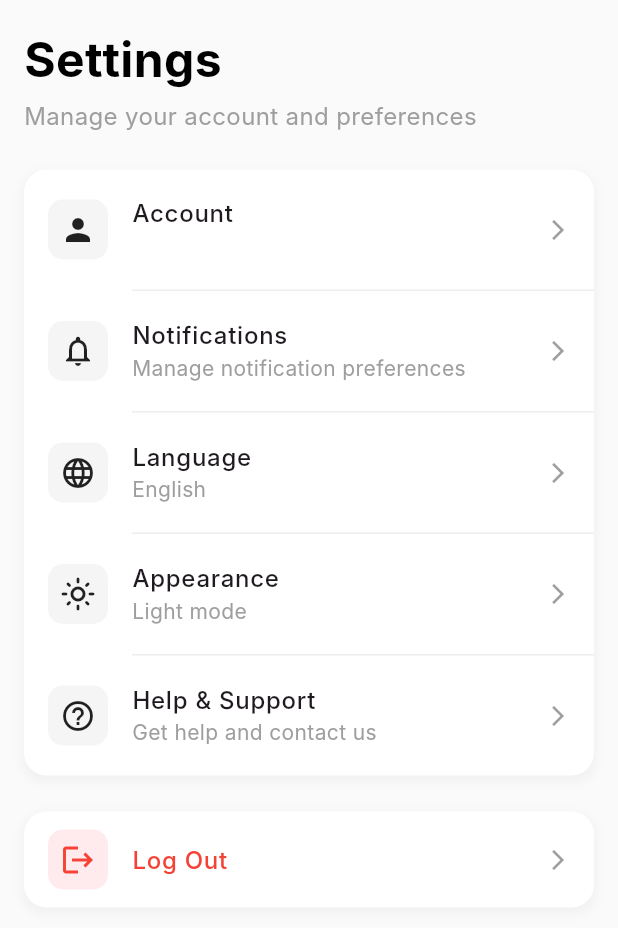
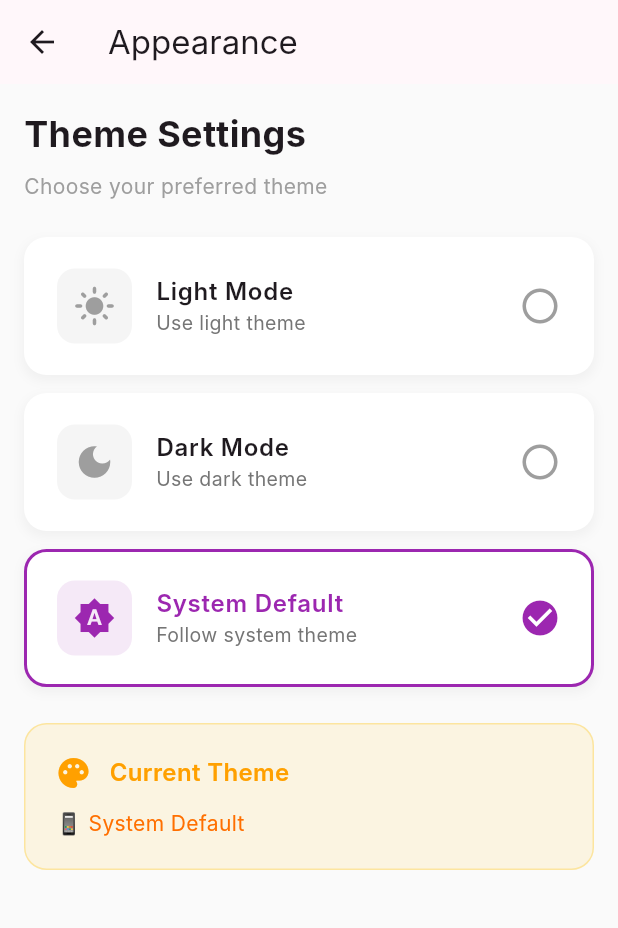
Before and after one commit to hunghung3012/vocab-ai-app, a Flutter app: the SettingsScreen screen opened directly, after a tap on "Appearance", on a phone screen of 412 x 824 dp. Shown: the top 928 px of the screen. Run offline on Flutter 3.47's test engine with Material 3 defaults, Android fonts, the phone set to English and light mode, and no system bars; our stand-ins replace cloud_firestore, file_picker, firebase_auth, firebase_core, firebase_storage, flutter_dotenv and 9 more; accounts and stored records are empty; network calls fail; Roboto replaces fonts that are missing (Inter); statements that could not run were skipped.

Commit message:
feat:done Notifications and Appearance in Setting screen

```diff
--- /dev/null
+++ b/lib/providers/theme_provider.dart
@@ -0,0 +1,52 @@
+import 'package:flutter/material.dart';
+import 'package:shared_preferences/shared_preferences.dart';
+
+class ThemeProvider with ChangeNotifier {
+  ThemeMode _themeMode = ThemeMode.system;
+
+  ThemeMode get themeMode => _themeMode;
+
+  bool get isDarkMode => _themeMode == ThemeMode.dark;
+  bool get isLightMode => _themeMode == ThemeMode.light;
+  bool get isSystemMode => _themeMode == ThemeMode.system;
+
+  ThemeProvider() {
+    _loadThemeMode();
+  }
+
+  Future<void> _loadThemeMode() async {
+    final prefs = await SharedPreferences.getInstance();
+    final themeModeString = prefs.getString('theme_mode') ?? 'system';
+
+    switch (themeModeString) {
+      case 'light':
+        _themeMode = ThemeMode.light;
+        break;
+      case 'dark':
+        _themeMode = ThemeMode.dark;
+        break;
+      default:
+        _themeMode = ThemeMode.system;
+    }
+    notifyListeners();
+  }
+
+  Future<void> setThemeMode(ThemeMode mode) async {
+    _themeMode = mode;
+    notifyListeners();
+
+    final prefs = await SharedPreferences.getInstance();
+    String modeString;
+    switch (mode) {
+      case ThemeMode.light:
+        modeString = 'light';
+        break;
+      case ThemeMode.dark:
+        modeString = 'dark';
+        break;
+      default:
+        modeString = 'system';
+    }
+    await prefs.setString('theme_mode', modeString);
+  }
+}
--- /dev/null
+++ b/lib/screens/settings/appearance_settings/appearance_settings_screen.dart
@@ -0,0 +1,211 @@
+import 'package:flutter/material.dart';
+import 'package:provider/provider.dart';
+import 'package:vocab_ai/providers/theme_provider.dart';
+
+
+class AppearanceSettingsScreen extends StatelessWidget {
+  const AppearanceSettingsScreen({super.key});
+
+  @override
+  Widget build(BuildContext context) {
+    return Scaffold(
+      appBar: AppBar(
+        title: const Text('Appearance'),
+        elevation: 0,
+      ),
+      body: Consumer<ThemeProvider>(
+        builder: (context, themeProvider, child) {
+          return ListView(
+            padding: const EdgeInsets.all(16),
+            children: [
+              const Text(
+                'Theme Settings',
+                style: TextStyle(
+                  fontSize: 24,
+                  fontWeight: FontWeight.bold,
+                ),
+              ),
+              const SizedBox(height: 8),
+              const Text(
+                'Choose your preferred theme',
+                style: TextStyle(fontSize: 14, color: Colors.grey),
+              ),
+              const SizedBox(height: 24),
+
+              _buildThemeOption(
+                context,
+                themeProvider,
+                title: 'Light Mode',
+                subtitle: 'Use light theme',
+                icon: Icons.light_mode,
+                themeMode: ThemeMode.light,
+                isSelected: themeProvider.isLightMode,
+              ),
+              const SizedBox(height: 12),
+
+              _buildThemeOption(
+                context,
+                themeProvider,
+                title: 'Dark Mode',
+                subtitle: 'Use dark theme',
+                icon: Icons.dark_mode,
+                themeMode: ThemeMode.dark,
+                isSelected: themeProvider.isDarkMode,
+              ),
+              const SizedBox(height: 12),
+
+              _buildThemeOption(
+                context,
+                themeProvider,
+                title: 'System Default',
+                subtitle: 'Follow system theme',
+                icon: Icons.brightness_auto,
+                themeMode: ThemeMode.system,
+                isSelected: themeProvider.isSystemMode,
+              ),
+
+              const SizedBox(height: 24),
+
+              _buildPreviewCard(context, themeProvider),
+            ],
+          );
+        },
+      ),
+    );
+  }
+
+  Widget _buildThemeOption(
+      BuildContext context,
+      ThemeProvider provider, {
+        required String title,
+        required String subtitle,
+        required IconData icon,
+        required ThemeMode themeMode,
+        required bool isSelected,
+      }) {
+    return Container(
+      decoration: BoxDecoration(
+        color: Theme.of(context).cardColor,
+        borderRadius: BorderRadius.circular(15),
+        border: Border.all(
+          color: isSelected ? Colors.purple : Colors.transparent,
+          width: 2,
+        ),
+        boxShadow: [
+          BoxShadow(
+            color: Colors.grey.withOpacity(0.1),
+            spreadRadius: 1,
+            blurRadius: 5,
+            offset: const Offset(0, 3),
+          ),
+        ],
+      ),
+      child: ListTile(
+        contentPadding: const EdgeInsets.symmetric(
+          horizontal: 20,
+          vertical: 8,
+        ),
+        leading: Container(
+          width: 50,
+          height: 50,
+          decoration: BoxDecoration(
+            color: isSelected
+                ? Colors.purple.withOpacity(0.1)
+                : Colors.grey.withOpacity(0.1),
+            borderRadius: BorderRadius.circular(12),
+          ),
+          child: Icon(
+            icon,
+            color: isSelected ? Colors.purple : Colors.grey,
+            size: 28,
+          ),
+        ),
+        title: Text(
+          title,
+          style: TextStyle(
+            fontWeight: FontWeight.w600,
+            fontSize: 16,
+            color: isSelected ? Colors.purple : null,
+          ),
+        ),
+        subtitle: Text(
+          subtitle,
+          style: TextStyle(
+            fontSize: 13,
+            color: Colors.grey[600],
+          ),
+        ),
+        trailing: isSelected
+            ? const Icon(
+          Icons.check_circle,
+          color: Colors.purple,
+          size: 28,
+        )
+            : const Icon(
+          Icons.circle_outlined,
+          color: Colors.grey,
+          size: 28,
+        ),
+        onTap: () async {
+          await provider.setThemeMode(themeMode);
+
+          if (context.mounted) {
+            ScaffoldMessenger.of(context).showSnackBar(
+              SnackBar(
+                content: Text('Theme changed to $title'),
+                backgroundColor: Colors.purple,
+                behavior: SnackBarBehavior.floating,
+                duration: const Duration(seconds: 1),
+              ),
+            );
+          }
+        },
+      ),
+    );
+  }
+
+  Widget _buildPreviewCard(BuildContext context, ThemeProvider provider) {
+    return Container(
+      padding: const EdgeInsets.all(20),
+      decoration: BoxDecoration(
+        color: Colors.amber.withOpacity(0.1),
+        borderRadius: BorderRadius.circular(15),
+        border: Border.all(color: Colors.amber.withOpacity(0.3)),
+      ),
+      child: Column(
+        crossAxisAlignment: CrossAxisAlignment.start,
+        children: [
+          Row(
+            children: [
+              Icon(
+                Icons.palette,
+                color: Colors.amber[700],
+              ),
+              const SizedBox(width: 12),
+              Text(
+                'Current Theme',
+                style: TextStyle(
+                  fontWeight: FontWeight.w600,
+                  fontSize: 16,
+                  color: Colors.amber[700],
+                ),
+              ),
+            ],
+          ),
+          const SizedBox(height: 12),
+          Text(
+            provider.isLightMode
+                ? '☀️ Light Mode'
+                : provider.isDarkMode
+                ? '🌙 Dark Mode'
+                : '📱 System Default',
+            style: TextStyle(
+              fontSize: 14,
+              color: Colors.amber[900],
+            ),
+          ),
+        ],
+      ),
+    );
+  }
+}
--- a/lib/screens/settings/setting_screen.dart
+++ b/lib/screens/settings/setting_screen.dart
@@ -1,7 +1,13 @@
 import 'package:firebase_auth/firebase_auth.dart';
 import 'package:flutter/material.dart';
+import 'package:provider/provider.dart';
 import 'package:vocab_ai/screens/authentication/login_screen.dart';
 import 'package:vocab_ai/screens/authentication/service/auth_service.dart';
+import 'package:vocab_ai/screens/settings/appearance_settings/appearance_settings_screen.dart';
+import 'package:vocab_ai/screens/settings/notifications_settings/notifications_settings_screen.dart';
+
+import '../../providers/notification_provider.dart';
+import '../../providers/theme_provider.dart';
 
 class SettingsScreen extends StatelessWidget {
   const SettingsScreen({super.key});
@@ -39,7 +45,6 @@ class SettingsScreen extends StatelessWidget {
                   style: TextStyle(
                     fontSize: 32,
                     fontWeight: FontWeight.bold,
-                    color: Colors.black,
                   ),
                 ),
                 const SizedBox(height: 4),
@@ -63,9 +68,12 @@ class SettingsScreen extends StatelessWidget {
   }
 
   Widget _buildSettingsList(BuildContext context, User? user) {
+    final notificationProvider = Provider.of<NotificationProvider>(context);
+    final themeProvider = Provider.of<ThemeProvider>(context);
+
     return Container(
       decoration: BoxDecoration(
-        color: Colors.white,
+        color: Theme.of(context).cardColor,
         borderRadius: BorderRadius.circular(15),
         boxShadow: [
           BoxShadow(
@@ -79,6 +87,7 @@ class SettingsScreen extends StatelessWidget {
       child: Column(
         children: [
           _buildSettingsItem(
+            context,
             icon: Icons.person,
             title: 'Account',
             subtitle: user?.email ?? 'Anonymous',
@@ -86,24 +95,68 @@ class SettingsScreen extends StatelessWidget {
             onTap: () {},
           ),
           _buildSettingsItem(
+            context,
             icon: Icons.notifications_none,
             title: 'Notifications',
-            subtitle: 'Manage notification preferences',
-            onTap: () {},
+            subtitle: notificationProvider.isEnabled
+                ? 'Enabled (every 20s)'
+                : 'Disabled',
+            trailing: notificationProvider.isEnabled
+                ? Container(
+              padding: const EdgeInsets.symmetric(
+                horizontal: 8,
+                vertical: 4,
+              ),
+              decoration: BoxDecoration(
+                color: Colors.green,
+                borderRadius: BorderRadius.circular(12),
+              ),
+              child: const Text(
+                'ON',
+                style: TextStyle(
+                  color: Colors.white,
+                  fontSize: 11,
+                  fontWeight: FontWeight.bold,
+                ),
+              ),
+            )
+                : null,
+            onTap: () {
+              Navigator.push(
+                context,
+                MaterialPageRoute(
+                  builder: (_) => const NotificationsSettingsScreen(),
+                ),
+              );
+            },
           ),
           _buildSettingsItem(
+            context,
             icon: Icons.language,
             title: 'Language',
             subtitle: 'English',
             onTap: () {},
           ),
           _buildSettingsItem(
+            context,
             icon: Icons.light_mode_outlined,
             title: 'Appearance',
-            subtitle: 'Light mode',
-            onTap: () {},
+            subtitle: themeProvider.isLightMode
+                ? 'Light mode'
+                : themeProvider.isDarkMode
+                ? 'Dark mode'
+                : 'System default',
+            onTap: () {
+              Navigator.push(
+                context,
+                MaterialPageRoute(
+                  builder: (_) => const AppearanceSettingsScreen(),
+                ),
+              );
+            },
           ),
           _buildSettingsItem(
+            context,
             icon: Icons.help_outline,
             title: 'Help & Support',
             subtitle: 'Get help and contact us',
@@ -115,11 +168,13 @@ class SettingsScreen extends StatelessWidget {
     );
   }
 
-  Widget _buildSettingsItem({
+  Widget _buildSettingsItem(
+      BuildContext context, {
         required IconData icon,
         required String title,
         required String subtitle,
         required VoidCallback onTap,
+        Widget? trailing,
         bool isFirst = false,
         bool isLast = false,
       }) {
@@ -146,7 +201,8 @@ class SettingsScreen extends StatelessWidget {
             style: const TextStyle(fontWeight: FontWeight.w500),
           ),
           subtitle: Text(subtitle, style: const TextStyle(color: Colors.grey)),
-          trailing: const Icon(
+          trailing: trailing ??
+              const Icon(
                 Icons.arrow_forward_ios,
                 size: 16,
                 color: Colors.grey,
@@ -171,7 +227,7 @@ class SettingsScreen extends StatelessWidget {
   Widget _buildLogoutButton(BuildContext context) {
     return Container(
       decoration: BoxDecoration(
-        color: Colors.white,
+        color: Theme.of(context).cardColor,
         borderRadius: BorderRadius.circular(15),
         boxShadow: [
           BoxShadow(
```
Also changed, not shown: lib/main.dart (+54 -50 lines), lib/providers/notification_provider.dart (added, +43 -0 lines), lib/screens/settings/notifications_settings/notifications_settings_screen.dart (added, +168 -0 lines). Lines whose indentation alone changed are shown as unchanged.
